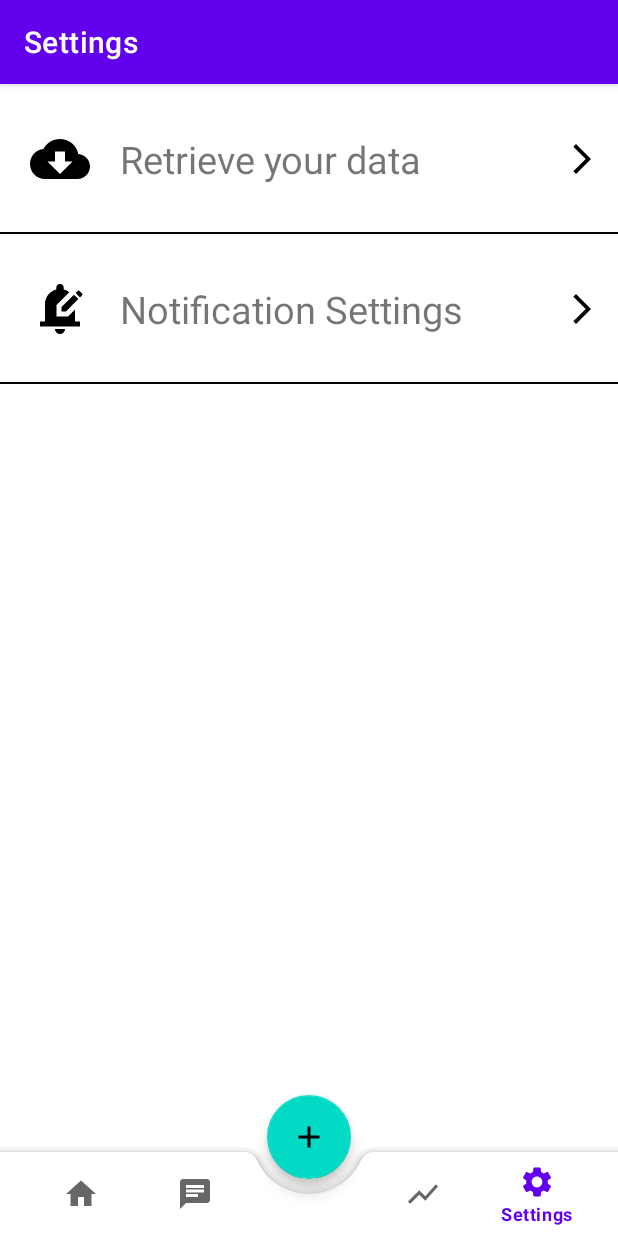
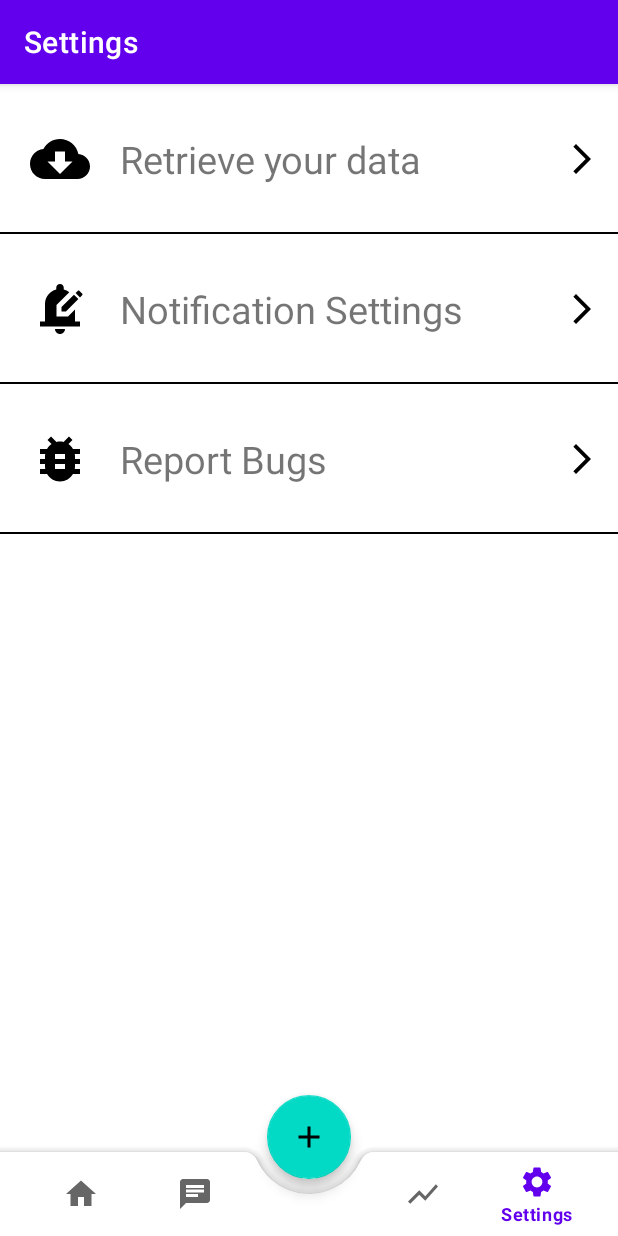
Before and after one commit to winkydes/SubMarker, an Android app: the SettingsFragment screen opened through its navigation route, on a phone screen of 412 x 824 dp. Run offline under Robolectric (Android 15) with nearby library versions, the phone set to English and light mode, and no system bars; our stand-ins replace Firebase (no records; nobody signed in at launch, a user with empty details on screens opened directly), navigation-ui.

Commit message:
report bug function done

```diff
--- a/app/src/main/java/com/example/submarker/fragments/SettingsFragment.kt
+++ b/app/src/main/java/com/example/submarker/fragments/SettingsFragment.kt
@@ -9,6 +9,7 @@ import android.view.ViewGroup
 import androidx.appcompat.app.AppCompatActivity
 import androidx.fragment.app.Fragment
 import com.example.submarker.SettingsItem
+import com.example.submarker.activities.BugReportActivity
 import com.example.submarker.activities.DataRetrievalActivity
 import com.example.submarker.activities.NotificationSettingsActivity
 import com.example.submarker.databinding.FragmentSettingsBinding
@@ -43,6 +44,12 @@ class SettingsFragment : Fragment() {
             startActivity(intent)
         }
 
+        val reportBugSetting: SettingsItem = _binding!!.settingsReport
+        reportBugSetting.setOnClickListener{
+            val intent = Intent(activity, BugReportActivity::class.java)
+            startActivity(intent)
+        }
+
         return binding.root
     }
 
--- a/app/src/main/java/com/example/submarker/fragments/SuggestionFragment.kt
+++ b/app/src/main/java/com/example/submarker/fragments/SuggestionFragment.kt
@@ -9,9 +9,6 @@ import androidx.appcompat.app.AppCompatActivity
 import androidx.navigation.fragment.findNavController
 import com.example.submarker.databinding.FragmentSuggestionBinding
 
-/**
- * A simple [Fragment] subclass as the second destination in the navigation.
- */
 class SuggestionFragment : Fragment() {
 
     private var _binding: FragmentSuggestionBinding? = null
--- /dev/null
+++ b/app/src/main/res/drawable/ic_baseline_bug_report_24.xml
@@ -0,0 +1,5 @@
+<vector android:height="24dp" android:tint="#000000"
+    android:viewportHeight="24" android:viewportWidth="24"
+    android:width="24dp" xmlns:android="http://schemas.android.com/apk/res/android">
+    <path android:fillColor="@android:color/white" android:pathData="M20,8h-2.81c-0.45,-0.78 -1.07,-1.45 -1.82,-1.96L17,4.41 15.59,3l-2.17,2.17C12.96,5.06 12.49,5 12,5c-0.49,0 -0.96,0.06 -1.41,0.17L8.41,3 7,4.41l1.62,1.63C7.88,6.55 7.26,7.22 6.81,8L4,8v2h2.09c-0.05,0.33 -0.09,0.66 -0.09,1v1L4,12v2h2v1c0,0.34 0.04,0.67 0.09,1L4,16v2h2.81c1.04,1.79 2.97,3 5.19,3s4.15,-1.21 5.19,-3L20,18v-2h-2.09c0.05,-0.33 0.09,-0.66 0.09,-1v-1h2v-2h-2v-1c0,-0.34 -0.04,-0.67 -0.09,-1L20,10L20,8zM14,16h-4v-2h4v2zM14,12h-4v-2h4v2z"/>
+</vector>
--- a/app/src/main/res/layout/fragment_settings.xml
+++ b/app/src/main/res/layout/fragment_settings.xml
@@ -24,5 +24,14 @@
         app:iconSrc="@drawable/ic_baseline_edit_notifications_24"
         app:settingsName="@string/notification_settings"/>
 
+    <com.example.submarker.SettingsItem
+        android:id="@+id/settings_report"
+        android:layout_width="match_parent"
+        android:layout_height="wrap_content"
+        app:layout_constraintTop_toBottomOf="@id/settings_notification"
+        app:layout_constraintStart_toStartOf="parent"
+        app:iconSrc="@drawable/ic_baseline_bug_report_24"
+        app:settingsName="@string/bug_report"/>
+
 
 </androidx.constraintlayout.widget.ConstraintLayout>
--- a/app/src/main/res/values/strings.xml
+++ b/app/src/main/res/values/strings.xml
@@ -42,6 +42,8 @@
     <string name="tv_let_us_know_preference">Let us know what time do you want to receive your notifications!</string>
     <string name="btn_save">Save</string>
 
+    <string name="bug_report">Report Bugs</string>
+
     <!--Shared Preference String-->
     <string name="preference_file_key">SubMarker</string>
 
@@ -65,4 +67,5 @@
     <string name="year">Year</string>
     <string name="delete">Delete</string>
     <string name="edit">Edit</string>
+    <string name="tv_bug_report">Please let us know more about the problem you are facing.</string>
 </resources>
```
Also changed, not shown: app/src/main/AndroidManifest.xml (+7 -0 lines), app/src/main/java/com/example/submarker/activities/BugReportActivity.kt (added, +45 -0 lines), app/src/main/res/layout/activity_bug_report.xml (added, +47 -0 lines).
